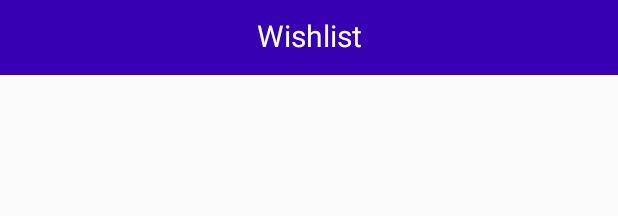
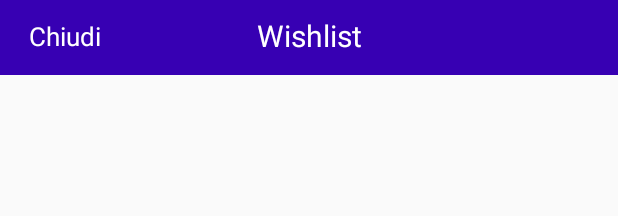
Before and after one commit to nonamepromo/Android-Ecom, an Android app: the layout activity_wishlist.xml on its own in the app's theme, with its tools: preview values and no code run, on a phone screen of 412 x 824 dp. Shown: the top 216 px of the screen. Run offline under Robolectric (Android 15) with nearby library versions, the phone set to English and light mode, and no system bars.

Commit message:
wishlist finita con tutti i vincoli

```diff
--- a/app/src/main/res/layout/activity_wishlist.xml
+++ b/app/src/main/res/layout/activity_wishlist.xml
@@ -17,11 +17,25 @@
             android:id="@+id/wishlist_title"
             android:layout_width="match_parent"
             android:layout_height="wrap_content"
+            android:layout_marginTop="10dp"
             android:text="Wishlist"
+            android:textAlignment="center"
             android:textColor="@color/white"
-            android:textSize="20dp"
-            android:textAlignment="center"
-            android:layout_marginTop="10dp"/>
+            android:textSize="20dp" />
+
+        <TextView
+            android:id="@+id/close_wishlist_btn"
+            android:layout_width="wrap_content"
+            android:layout_height="wrap_content"
+            android:layout_alignParentStart="true"
+            android:layout_alignParentTop="true"
+            android:layout_alignParentBottom="true"
+            android:layout_marginStart="19dp"
+            android:layout_marginTop="12dp"
+            android:layout_marginBottom="15dp"
+            android:text="Chiudi"
+            android:textColor="@color/white"
+            android:textSize="17sp" />
 
     </RelativeLayout>
 
@@ -29,7 +43,6 @@
         android:id="@+id/wishlist_list"
         android:layout_width="match_parent"
         android:layout_height="match_parent"
-        android:layout_below="@+id/relative">
-    </androidx.recyclerview.widget.RecyclerView>
+        android:layout_below="@+id/relative"></androidx.recyclerview.widget.RecyclerView>
 
 </RelativeLayout>
```
Also changed, not shown: app/src/main/java/com/example/justplay/DBHandler.java (+24 -1 lines), app/src/main/java/com/example/justplay/GameDetailsActivity.java (+0 -9 lines), app/src/main/java/com/example/justplay/HomeActivity.java (+15 -4 lines), app/src/main/java/com/example/justplay/ViewHolder/WishlistViewHolder.java (+33 -3 lines), app/src/main/java/com/example/justplay/WishlistActivity.java (+11 -16 lines), app/src/main/res/layout/activity_game_details.xml (+1 -13 lines), app/src/main/res/layout/wishlist_items_layout.xml (+0 -11 lines).
